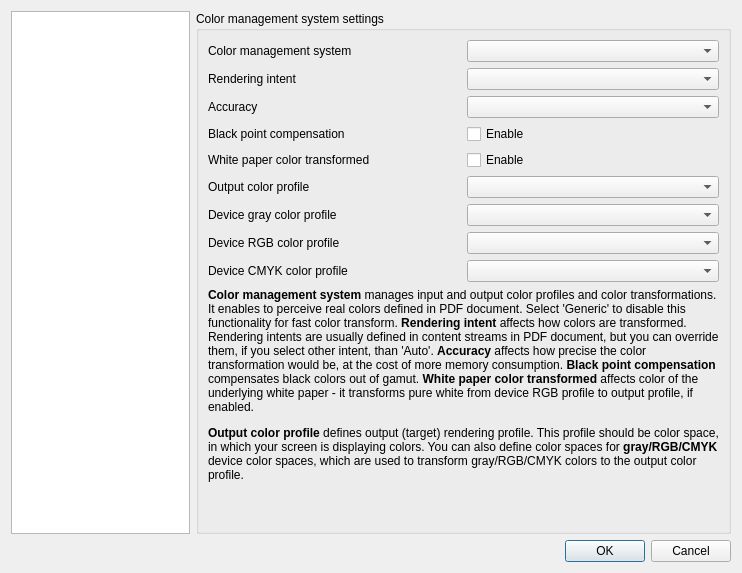
Before: the Qt Designer form PdfForQtViewer/pdfviewersettingsdialog.ui in JakubMelka/PDF4QT, drawn with Qt 5.
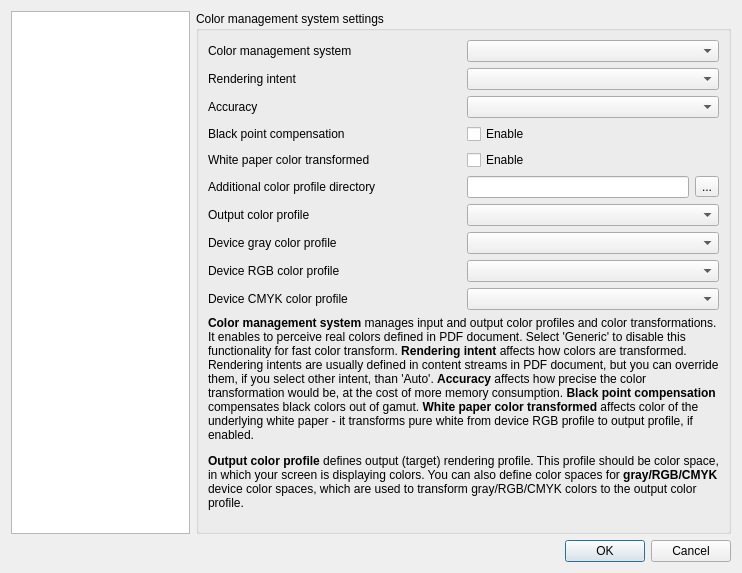
After: the same form once the commit is applied.

Commit message: Loading external color profiles

Diff of the .ui file:
```diff
--- a/PdfForQtViewer/pdfviewersettingsdialog.ui
+++ b/PdfForQtViewer/pdfviewersettingsdialog.ui
@@ -585,35 +585,18 @@
            </property>
            <layout class="QVBoxLayout" name="verticalLayout_6">
             <item>
-             <layout class="QGridLayout" name="cmsWidgetsLayout">
-              <item row="0" column="1">
-               <widget class="QComboBox" name="cmsTypeComboBox"/>
-              </item>
-              <item row="4" column="1">
-               <widget class="QCheckBox" name="cmsWhitePaperColorTransformedCheckBox">
-                <property name="text">
-                 <string>Enable</string>
-                </property>
-               </widget>
-              </item>
-              <item row="4" column="0">
-               <widget class="QLabel" name="cmsWhitePaperColorTransformedLabel">
-                <property name="text">
-                 <string>White paper color transformed</string>
-                </property>
-               </widget>
-              </item>
+             <layout class="QGridLayout" name="cmsWidgetsLayout" columnstretch="1,1">
               <item row="7" column="0">
-               <widget class="QLabel" name="cmsDeviceRGBProfileLabel">
+               <widget class="QLabel" name="cmsDeviceGrayColorProfileLabel">
                 <property name="text">
-                 <string>Device RGB color profile</string>
+                 <string>Device gray color profile</string>
                 </property>
                </widget>
               </item>
-              <item row="5" column="0">
-               <widget class="QLabel" name="cmsOutputProfileLabel">
+              <item row="9" column="0">
+               <widget class="QLabel" name="cmsDeviceCMYKColorProfileLabel">
                 <property name="text">
-                 <string>Output color profile</string>
+                 <string>Device CMYK color profile</string>
                 </property>
                </widget>
               </item>
@@ -625,15 +608,41 @@
                </widget>
               </item>
               <item row="6" column="0">
-               <widget class="QLabel" name="cmsDeviceGrayColorProfileLabel">
+               <widget class="QLabel" name="cmsOutputProfileLabel">
                 <property name="text">
-                 <string>Device gray color profile</string>
+                 <string>Output color profile</string>
+                </property>
+               </widget>
+              </item>
+              <item row="3" column="0">
+               <widget class="QLabel" name="cmsBlackPointCompensationLabel">
+                <property name="text">
+                 <string>Black point compensation</string>
                 </property>
                </widget>
               </item>
               <item row="1" column="1">
                <widget class="QComboBox" name="cmsRenderingIntentComboBox"/>
               </item>
+              <item row="2" column="1">
+               <widget class="QComboBox" name="cmsAccuracyComboBox"/>
+              </item>
+              <item row="7" column="1">
+               <widget class="QComboBox" name="cmsDeviceGrayColorProfileComboBox"/>
+              </item>
+              <item row="6" column="1">
+               <widget class="QComboBox" name="cmsOutputColorProfileComboBox"/>
+              </item>
+              <item row="4" column="0">
+               <widget class="QLabel" name="cmsWhitePaperColorTransformedLabel">
+                <property name="text">
+                 <string>White paper color transformed</string>
+                </property>
+               </widget>
+              </item>
+              <item row="8" column="1">
+               <widget class="QComboBox" name="cmsDeviceRGBColorProfileComboBox"/>
+              </item>
               <item row="1" column="0">
                <widget class="QLabel" name="cmsRenderingIntentLabel">
                 <property name="text">
@@ -641,8 +650,15 @@
                 </property>
                </widget>
               </item>
-              <item row="2" column="1">
-               <widget class="QComboBox" name="cmsAccuracyComboBox"/>
+              <item row="8" column="0">
+               <widget class="QLabel" name="cmsDeviceRGBProfileLabel">
+                <property name="text">
+                 <string>Device RGB color profile</string>
+                </property>
+               </widget>
+              </item>
+              <item row="0" column="1">
+               <widget class="QComboBox" name="cmsTypeComboBox"/>
               </item>
               <item row="2" column="0">
                <widget class="QLabel" name="cmsAccuracyLabel">
@@ -651,6 +667,16 @@
                 </property>
                </widget>
               </item>
+              <item row="4" column="1">
+               <widget class="QCheckBox" name="cmsWhitePaperColorTransformedCheckBox">
+                <property name="text">
+                 <string>Enable</string>
+                </property>
+               </widget>
+              </item>
+              <item row="9" column="1">
+               <widget class="QComboBox" name="cmsDeviceCMYKColorProfileComboBox"/>
+              </item>
               <item row="0" column="0">
                <widget class="QLabel" name="cmsLabel">
                 <property name="text">
@@ -658,31 +684,26 @@
                 </property>
                </widget>
               </item>
-              <item row="3" column="0">
-               <widget class="QLabel" name="cmsBlackPointCompensationLabel">
+              <item row="5" column="0">
+               <widget class="QLabel" name="cmsProfileDirectoryLabel">
                 <property name="text">
-                 <string>Black point compensation</string>
-                </property>
-               </widget>
-              </item>
-              <item row="8" column="0">
-               <widget class="QLabel" name="cmsDeviceCMYKColorProfileLabel">
-                <property name="text">
-                 <string>Device CMYK color profile</string>
+                 <string>Additional color profile directory</string>
                 </property>
                </widget>
               </item>
               <item row="5" column="1">
-               <widget class="QComboBox" name="cmsOutputColorProfileComboBox"/>
-              </item>
-              <item row="6" column="1">
-               <widget class="QComboBox" name="cmsDeviceGrayColorProfileComboBox"/>
-              </item>
-              <item row="7" column="1">
-               <widget class="QComboBox" name="cmsDeviceRGBColorProfileComboBox"/>
-              </item>
-              <item row="8" column="1">
-               <widget class="QComboBox" name="cmsDeviceCMYKColorProfileComboBox"/>
+               <layout class="QHBoxLayout" name="cmsProfileDirectoryLayout">
+                <item>
+                 <widget class="QLineEdit" name="cmsProfileDirectoryEdit"/>
+                </item>
+                <item>
+                 <widget class="QToolButton" name="cmsProfileDirectoryButton">
+                  <property name="text">
+                   <string>...</string>
+                  </property>
+                 </widget>
+                </item>
+               </layout>
               </item>
              </layout>
             </item>
```
The commit also changes 6 other files.
